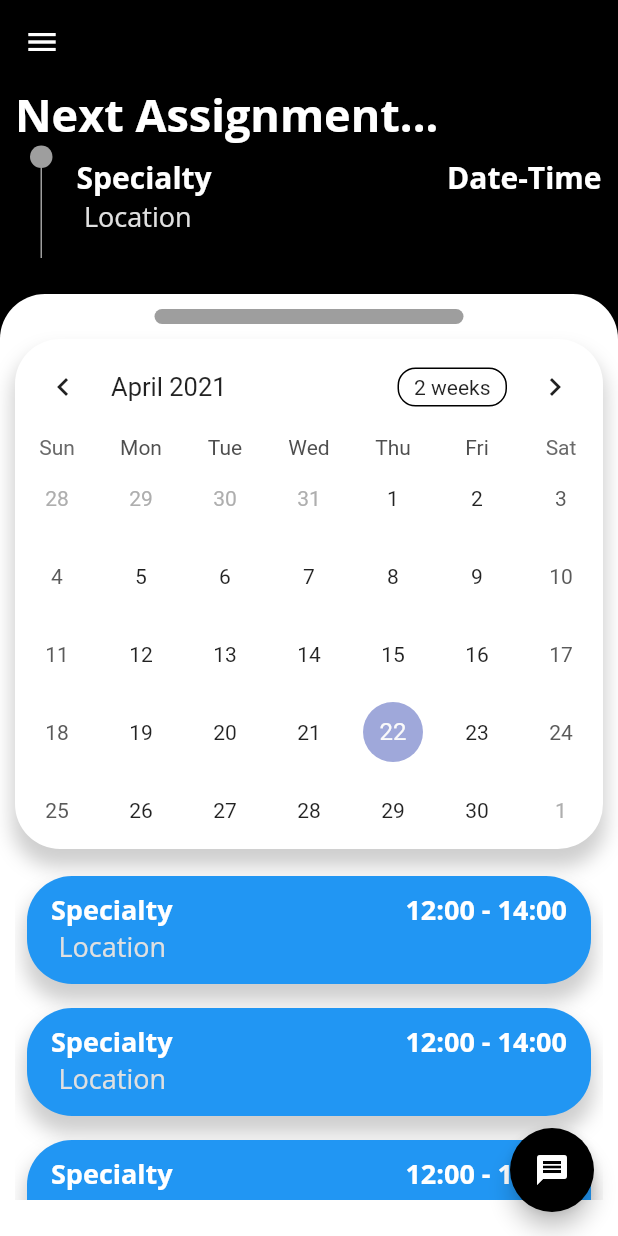
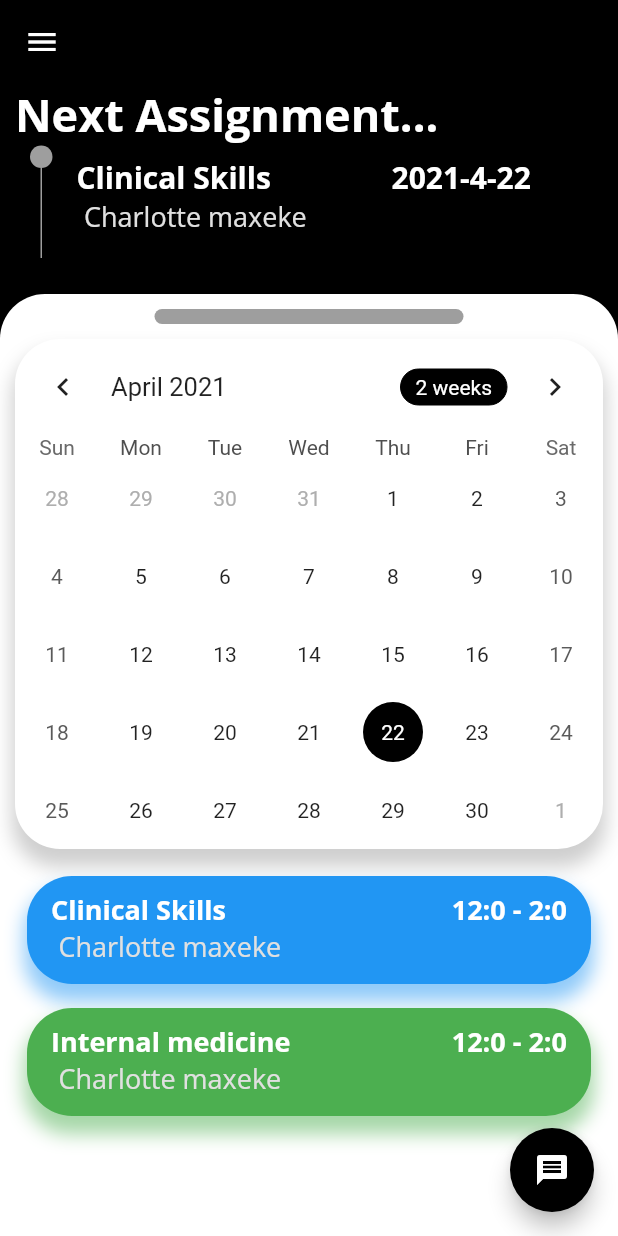
Before and after one commit to RXRider1451/Software-Design-Project, a Flutter app: the screen it shows after launch, on a phone screen of 412 x 824 dp. Run offline on Flutter 3.47's test engine with Material 2 defaults, Android fonts, the phone set to English and light mode, and no system bars; drawn by our look-alikes of table_calendar; our stand-ins replace form_field_validator, google_fonts, lottie.

Commit message:
added task open bottomsheet and cleaned up the homescreen code

```diff
--- /dev/null
+++ b/lib/models/taskModel.dart
@@ -0,0 +1,18 @@
+import 'package:flutter/material.dart';
+
+class TaskModel {
+  final String specialty;
+  final DateTime startTime;
+  final DateTime endTime;
+  final String location;
+  final String description;
+  final Color color;
+
+  TaskModel(
+      {this.specialty,
+      this.startTime,
+      this.endTime,
+      this.location,
+      this.description,
+      this.color});
+}
--- a/lib/screens/home_screen.dart
+++ b/lib/screens/home_screen.dart
@@ -1,5 +1,10 @@
 import 'package:flutter/material.dart';
 import 'package:google_fonts/google_fonts.dart';
+import 'package:sd_health_science_app/models/taskModel.dart';
+import 'package:sd_health_science_app/widgets/calendeBottomSheet.dart';
+import 'package:sd_health_science_app/widgets/nextAssignmentBar.dart';
+import 'package:sd_health_science_app/widgets/taskListTile.dart';
+import 'package:sd_health_science_app/widgets/taskOpenBottomSheet.dart';
 import 'package:table_calendar/table_calendar.dart';
 
 class HomeScreen extends StatefulWidget {
@@ -8,11 +13,116 @@ class HomeScreen extends StatefulWidget {
 }
 
 class _HomeScreenState extends State<HomeScreen> {
+  final GlobalKey<ScaffoldState> _scaffoldKey = new GlobalKey<ScaffoldState>();
+
   CalendarFormat _calendarFormat = CalendarFormat.month;
+  DateTime _focusedDay = DateTime.now();
+  DateTime _selectedDay;
+
+  List<TaskModel> _dailyTasks;
+
+  List<TaskModel> studentTasks = [
+    TaskModel(
+        specialty: 'Clinical Skills',
+        startTime: DateTime(2021, 04, 22, 12),
+        endTime: DateTime(2021, 04, 28, 2),
+        location: 'Charlotte maxeke',
+        description: 'Description and notes',
+        color: Colors.blue),
+    TaskModel(
+        specialty: 'Forensics ',
+        startTime: DateTime(2021, 04, 28, 12),
+        endTime: DateTime(2021, 05, 05, 2),
+        location: 'Bara',
+        description: 'Description and notes',
+        color: Colors.amber),
+    TaskModel(
+        specialty: 'Internal medicine',
+        startTime: DateTime(2021, 04, 22, 12),
+        endTime: DateTime(2021, 04, 24, 2),
+        location: 'Charlotte maxeke',
+        description: 'Description and notes',
+        color: Colors.green),
+    TaskModel(
+        specialty: 'Paediatrics ',
+        startTime: DateTime(2021, 04, 30, 12),
+        endTime: DateTime(2021, 05, 02, 2),
+        location: 'Bara',
+        description: 'Description and notes',
+        color: Colors.deepPurple),
+    TaskModel(
+        specialty: 'Surgery',
+        startTime: DateTime(2021, 05, 09, 12),
+        endTime: DateTime(2021, 05, 18, 2),
+        location: 'Helen joseph',
+        description: 'Description and notes',
+        color: Colors.lime),
+    TaskModel(
+        specialty: 'Emergency Med',
+        startTime: DateTime(2021, 05, 11, 12),
+        endTime: DateTime(2021, 05, 13, 2),
+        location: 'Helen joseph',
+        description: 'Description and notes',
+        color: Colors.teal),
+    TaskModel(
+        specialty: 'Gynae',
+        startTime: DateTime(2021, 05, 13, 12),
+        endTime: DateTime(2021, 05, 20, 2),
+        location: 'Helen joseph',
+        description: 'Description and notes',
+        color: Colors.pink),
+  ];
+
+  @override
+  void initState() {
+    super.initState();
+    _selectedDay = _focusedDay;
+    _dailyTasks = _getEventsForDay(_focusedDay);
+  }
+
+  List<TaskModel> _getEventsForDay(DateTime focusedDay) {
+    List<TaskModel> results = [];
+
+    for (TaskModel x in studentTasks) {
+      //print(x.specialty);
+      DateTime start =
+          DateTime(x.startTime.year, x.startTime.month, x.startTime.day);
+      DateTime end = DateTime(x.endTime.year, x.endTime.month, x.endTime.day);
+      DateTime day =
+          DateTime(focusedDay.year, focusedDay.month, focusedDay.day);
+      List<DateTime> days = [];
+      for (int i = 0; i <= end.difference(start).inDays; i++) {
+        days.add(start.add(Duration(days: i)));
+      }
+      if (days.contains(day)) {
+        print('yes');
+        results.add(x);
+      }
+    }
+
+    print('results');
+    print(results);
+
+    return results;
+  }
+
+  void _onDaySelected(DateTime selectedDay, DateTime focusedDay) {
+    print(focusedDay);
+    print(selectedDay);
+    if (!isSameDay(_selectedDay, selectedDay)) {
+      setState(() {
+        _selectedDay = selectedDay;
+        _focusedDay = focusedDay;
+        _dailyTasks = _getEventsForDay(focusedDay);
+        print(_dailyTasks);
+      });
+    }
+  }
 
   @override
   Widget build(BuildContext context) {
     return Scaffold(
+      key: _scaffoldKey,
       appBar: AppBar(
         backgroundColor: Colors.black,
         elevation: 0.0,
@@ -44,138 +154,16 @@ class _HomeScreenState extends State<HomeScreen> {
         backgroundColor: Colors.black,
         child: Icon(Icons.message, color: Colors.white),
       ),
-      body: ListView(
-        children: [
-          Stack(
+      body: Stack(
         children: [
           Container(
             height: MediaQuery.of(context).size.height,
             width: MediaQuery.of(context).size.width,
             color: Colors.transparent,
           ),
-              Positioned(
-                top: 140,
-                child: Container(
-                  decoration: BoxDecoration(
-                    borderRadius: BorderRadius.only(
-                      topLeft: Radius.circular(30),
-                      topRight: Radius.circular(30),
-                    ),
-                    color: Colors.white,
-                  ),
-                  height: MediaQuery.of(context).size.height - 100,
-                  width: MediaQuery.of(context).size.width,
-                ),
-              ),
-              Positioned(
-                top: 0,
-                left: 10,
-                child: Container(
-                  width: MediaQuery.of(context).size.width,
-                  child: Column(
-                    mainAxisAlignment: MainAxisAlignment.start,
-                    crossAxisAlignment: CrossAxisAlignment.start,
-                    children: [
-                      Text(
-                        'Next Assignment...',
-                        style: GoogleFonts.openSans(
-                            fontWeight: FontWeight.bold,
-                            color: Colors.white,
-                            fontSize: 30),
-                      ),
-                      Row(
-                        mainAxisAlignment: MainAxisAlignment.start,
-                        crossAxisAlignment: CrossAxisAlignment.start,
-                        children: [
-                          SizedBox(
-                            width: 10,
-                          ),
-                          Column(
-                            mainAxisAlignment: MainAxisAlignment.start,
-                            children: [
-                              Container(
-                                width: 15.0,
-                                height: 15.0,
-                                decoration: new BoxDecoration(
-                                  color: Colors.grey,
-                                  shape: BoxShape.circle,
-                                ),
-                              ),
-                              Container(
-                                width: 1,
-                                height: 60,
-                                color: Colors.grey,
-                              )
-                            ],
-                          ),
-                          Expanded(
-                            child: ListTile(
-                              title: Row(
-                                mainAxisAlignment:
-                                    MainAxisAlignment.spaceBetween,
-                                children: [
-                                  Text(
-                                    'Specialty',
-                                    style: GoogleFonts.openSans(
-                                        fontWeight: FontWeight.w700,
-                                        fontSize: 20,
-                                        color: Colors.white),
-                                  ),
-                                  Text(
-                                    'Date-Time',
-                                    style: GoogleFonts.openSans(
-                                        fontWeight: FontWeight.w700,
-                                        fontSize: 20,
-                                        color: Colors.white),
-                                  ),
-                                ],
-                              ),
-                              subtitle: Row(
-                                children: [
-                                  SizedBox(
-                                    width: 5,
-                                  ),
-                                  Text(
-                                    'Location',
-                                    style: GoogleFonts.openSans(
-                                        fontWeight: FontWeight.normal,
-                                        fontSize: 18,
-                                        color: Colors.grey[300]),
-                                  ),
-                                ],
-                              ),
-                            ),
-                          ),
-                          SizedBox(
-                            width: 5,
-                          )
-                        ],
-                      )
-                    ],
-                  ),
-                ),
-              ),
-              Positioned(
-                top: 150,
-                child: Container(
-                  width: MediaQuery.of(context).size.width,
-                  child: Column(
-                    mainAxisAlignment: MainAxisAlignment.center,
-                    children: [
-                      Container(
-                        alignment: Alignment.center,
-                        decoration: BoxDecoration(
-                          borderRadius: BorderRadius.all(
-                            Radius.circular(50),
-                          ),
-                          color: Colors.grey,
-                        ),
-                        height: 10,
-                        width: MediaQuery.of(context).size.width / 2,
-                      ),
-                    ],
-                  ),
-                ),
+          calenderBottomSheet(),
+          nextAssignmentBar(
+            nextTask: studentTasks[0],
           ),
           Positioned(
             top: 170,
@@ -196,88 +184,80 @@ class _HomeScreenState extends State<HomeScreen> {
                           color: Colors.grey.withOpacity(0.5),
                           spreadRadius: 2,
                           blurRadius: 10,
-                              offset:
-                                  Offset(0, 10), // changes position of shadow
+                          offset: Offset(0, 10), // changes position of shadow
                         ),
                       ],
                     ),
                     child: TableCalendar(
+                      //call a funtion to display events for the day
+                      onDaySelected: _onDaySelected,
                       calendarFormat: _calendarFormat,
+                      selectedDayPredicate: (day) {
+                        return isSameDay(_selectedDay, day);
+                      },
                       onFormatChanged: (format) {
+                        if (_calendarFormat != format) {
                           setState(() {
                             _calendarFormat = format;
                           });
+                        }
                       },
-                          focusedDay: DateTime.now(),
-                          firstDay: DateTime.utc(
-                              DateTime.now().year, DateTime.january),
-                          lastDay: DateTime.utc(
-                              DateTime.now().year, DateTime.december),
+                      onPageChanged: (focusedDay) {
+                        _focusedDay = focusedDay;
+                      },
+                      calendarStyle: CalendarStyle(
+                        todayDecoration: BoxDecoration(
+                          color: Colors.grey,
+                          shape: BoxShape.circle,
+                        ),
+                        selectedTextStyle: TextStyle(color: Colors.white),
+                        selectedDecoration: BoxDecoration(
+                          color: Colors.black,
+                          shape: BoxShape.circle,
+                        ),
+                      ),
+                      headerStyle: HeaderStyle(
+                          formatButtonTextStyle: TextStyle(color: Colors.white),
+                          formatButtonDecoration: BoxDecoration(
+                              color: Colors.black,
+                              borderRadius: BorderRadius.circular(30),
+                              border: Border.all(width: 0))),
+                      focusedDay: _focusedDay,
+                      firstDay:
+                          DateTime.utc(DateTime.now().year, DateTime.january),
+                      lastDay:
+                          DateTime.utc(DateTime.now().year, DateTime.december),
                     ),
                   ),
                   SizedBox(
                     height: 10,
                   ),
                   Expanded(
-                        // width: MediaQuery.of(context).size.width,
-                        // height: 200,
                     child: ListView.builder(
                         shrinkWrap: true,
-                            itemCount: 4,
+                        itemCount: _dailyTasks.length,
                         itemBuilder: (context, index) {
                           return Padding(
                             padding: const EdgeInsets.all(8.0),
                             child: Container(
                               decoration: BoxDecoration(
-                                    color: Colors.blue,
+                                color: _dailyTasks[index].color,
                                 borderRadius:
                                     BorderRadius.all(Radius.circular(30)),
                                 boxShadow: [
                                   BoxShadow(
-                                        color: Colors.grey.withOpacity(0.5),
+                                    color: _dailyTasks[index]
+                                        .color
+                                        .withOpacity(0.5),
                                     spreadRadius: 2,
                                     blurRadius: 10,
-                                        offset: Offset(0,
-                                            10), // changes position of shadow
+                                    offset: Offset(0, 10),
                                   ),
                                 ],
                               ),
-                                  child: ListTile(
-                                    title: Row(
-                                      mainAxisAlignment:
-                                          MainAxisAlignment.spaceBetween,
-                                      children: [
-                                        Text(
-                                          'Specialty',
-                                          style: GoogleFonts.openSans(
-                                              fontWeight: FontWeight.w700,
-                                              fontSize: 18,
-                                              color: Colors.white),
-                                        ),
-                                        Text(
-                                          '12:00 - 14:00',
-                                          style: GoogleFonts.openSans(
-                                              fontWeight: FontWeight.w700,
-                                              fontSize: 18,
-                                              color: Colors.white),
-                                        ),
-                                      ],
-                                    ),
-                                    subtitle: Row(
-                                      children: [
-                                        SizedBox(
-                                          width: 5,
-                                        ),
-                                        Text(
-                                          'Location',
-                                          style: GoogleFonts.openSans(
-                                              fontWeight: FontWeight.normal,
-                                              fontSize: 18,
-                                              color: Colors.grey[300]),
-                                        ),
-                                      ],
-                                    ),
-                                  ),
+                              child: taskListTile(
+                                  taskModel: _dailyTasks[index],
+                                  scaffoldKey: _scaffoldKey),
                             ),
                           );
                         }),
@@ -287,8 +267,6 @@ class _HomeScreenState extends State<HomeScreen> {
             ),
           ),
         ],
-          )
-        ],
       ),
     );
   }
--- /dev/null
+++ b/lib/widgets/calendeBottomSheet.dart
@@ -0,0 +1,47 @@
+import 'package:flutter/material.dart';
+
+class calenderBottomSheet extends StatelessWidget {
+  @override
+  Widget build(BuildContext context) {
+    return Stack(
+      children: [
+        Positioned(
+          top: 140,
+          child: Container(
+            decoration: BoxDecoration(
+              borderRadius: BorderRadius.only(
+                topLeft: Radius.circular(30),
+                topRight: Radius.circular(30),
+              ),
+              color: Colors.white,
+            ),
+            height: MediaQuery.of(context).size.height - 100,
+            width: MediaQuery.of(context).size.width,
+          ),
+        ),
+        Positioned(
+          top: 150,
+          child: Container(
+            width: MediaQuery.of(context).size.width,
+            child: Column(
+              mainAxisAlignment: MainAxisAlignment.center,
+              children: [
+                Container(
+                  alignment: Alignment.center,
+                  decoration: BoxDecoration(
+                    borderRadius: BorderRadius.all(
+                      Radius.circular(50),
+                    ),
+                    color: Colors.grey,
+                  ),
+                  height: 10,
+                  width: MediaQuery.of(context).size.width / 2,
+                ),
+              ],
+            ),
+          ),
+        ),
+      ],
+    );
+  }
+}
--- /dev/null
+++ b/lib/widgets/nextAssignmentBar.dart
@@ -0,0 +1,110 @@
+import 'package:flutter/material.dart';
+import 'package:google_fonts/google_fonts.dart';
+import 'package:sd_health_science_app/models/taskModel.dart';
+
+class nextAssignmentBar extends StatelessWidget {
+  TaskModel nextTask;
+
+  nextAssignmentBar({@required this.nextTask});
+
+  @override
+  Widget build(BuildContext context) {
+    return Positioned(
+      top: 0,
+      left: 10,
+      child: Container(
+        width: MediaQuery.of(context).size.width,
+        child: Column(
+          mainAxisAlignment: MainAxisAlignment.start,
+          crossAxisAlignment: CrossAxisAlignment.start,
+          children: [
+            Text(
+              'Next Assignment...',
+              style: GoogleFonts.openSans(
+                  fontWeight: FontWeight.bold,
+                  color: Colors.white,
+                  fontSize: 30),
+            ),
+            Row(
+              mainAxisAlignment: MainAxisAlignment.start,
+              crossAxisAlignment: CrossAxisAlignment.start,
+              children: [
+                SizedBox(
+                  width: 10,
+                ),
+                Column(
+                  mainAxisAlignment: MainAxisAlignment.start,
+                  children: [
+                    Container(
+                      width: 15.0,
+                      height: 15.0,
+                      decoration: new BoxDecoration(
+                        color: Colors.grey,
+                        shape: BoxShape.circle,
+                      ),
+                    ),
+                    Container(
+                      width: 1,
+                      height: 60,
+                      color: Colors.grey,
+                    )
+                  ],
+                ),
+                Expanded(
+                  child: ListTile(
+                    title: Row(
+                      mainAxisAlignment: MainAxisAlignment.spaceBetween,
+                      children: [
+                        Expanded(
+                          flex: 2,
+                          child: Text('${nextTask.specialty}',
+                              style: GoogleFonts.openSans(
+                                  fontWeight: FontWeight.w700,
+                                  fontSize: 20,
+                                  color: Colors.white),
+                              maxLines: 1,
+                              overflow: TextOverflow.ellipsis),
+                        ),
+                        Expanded(
+                          child: SizedBox(),
+                        ),
+                        Expanded(
+                          flex: 2,
+                          child: Text(
+                            '${nextTask.startTime.year}-${nextTask.startTime.month}-${nextTask.startTime.day}',
+                            style: GoogleFonts.openSans(
+                                fontWeight: FontWeight.w700,
+                                fontSize: 20,
+                                color: Colors.white),
+                            maxLines: 1,
+                          ),
+                        ),
+                      ],
+                    ),
+                    subtitle: Row(
+                      children: [
+                        SizedBox(
+                          width: 5,
+                        ),
+                        Text(
+                          '${nextTask.location}',
+                          style: GoogleFonts.openSans(
+                              fontWeight: FontWeight.normal,
+                              fontSize: 18,
+                              color: Colors.grey[300]),
+                        ),
+                      ],
+                    ),
+                  ),
+                ),
+                SizedBox(
+                  width: 5,
+                )
+              ],
+            )
+          ],
+        ),
+      ),
+    );
+  }
+}
--- /dev/null
+++ b/lib/widgets/taskListTile.dart
@@ -0,0 +1,52 @@
+import 'package:flutter/material.dart';
+import 'package:google_fonts/google_fonts.dart';
+import 'package:sd_health_science_app/models/taskModel.dart';
+import 'package:sd_health_science_app/widgets/taskOpenBottomSheet.dart';
+
+class taskListTile extends StatelessWidget {
+  final GlobalKey<ScaffoldState> scaffoldKey;
+  final TaskModel taskModel;
+
+  taskListTile({@required this.scaffoldKey, @required this.taskModel});
+
+  @override
+  Widget build(BuildContext context) {
+    return ListTile(
+      onTap: () {
+        scaffoldKey.currentState
+            .showBottomSheet((context) => taskOpenBottomSheet(
+                  taskModel: taskModel,
+                ));
+      },
+      title: Row(
+        mainAxisAlignment: MainAxisAlignment.spaceBetween,
+        children: [
+          Text(
+            taskModel.specialty,
+            style: GoogleFonts.openSans(
+                fontWeight: FontWeight.w700, fontSize: 18, color: Colors.white),
+          ),
+          Text(
+            '${taskModel.startTime.hour}:${taskModel.startTime.minute} - ${taskModel.endTime.hour}:${taskModel.endTime.minute}',
+            style: GoogleFonts.openSans(
+                fontWeight: FontWeight.w700, fontSize: 18, color: Colors.white),
+          ),
+        ],
+      ),
+      subtitle: Row(
+        children: [
+          SizedBox(
+            width: 5,
+          ),
+          Text(
+            '${taskModel.location}',
+            style: GoogleFonts.openSans(
+                fontWeight: FontWeight.normal,
+                fontSize: 18,
+                color: Colors.grey[300]),
+          ),
+        ],
+      ),
+    );
+  }
+}
--- a/pubspec.yaml
+++ b/pubspec.yaml
@@ -49,6 +49,7 @@ flutter:
   # To add assets to your application, add an assets section, like this:
   assets:
     - assets/lottie/doctor.json
+    - assets/images/map.PNG
   #   - images/a_dot_ham.jpeg
 
   # An image asset can refer to one or more resolution-specific "variants", see
```
Also changed, not shown: lib/widgets/taskOpenBottomSheet.dart (added, +141 -0 lines), assets/images/map.PNG (added), pubspec.lock. Lines whose indentation alone changed are shown as unchanged.
